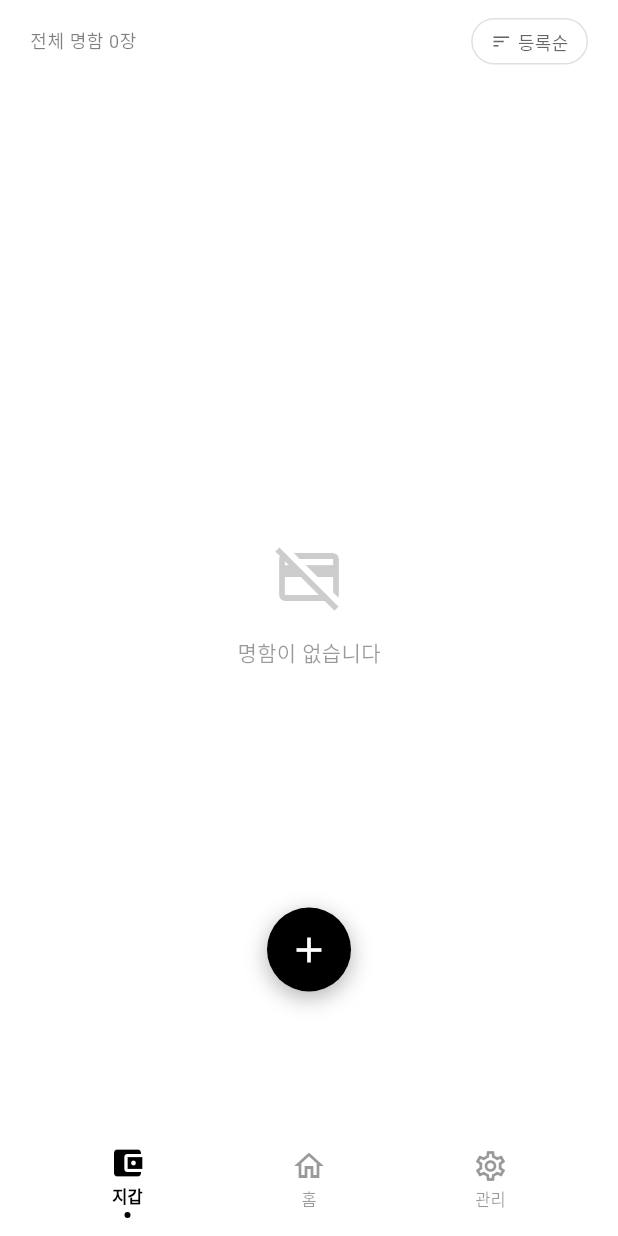
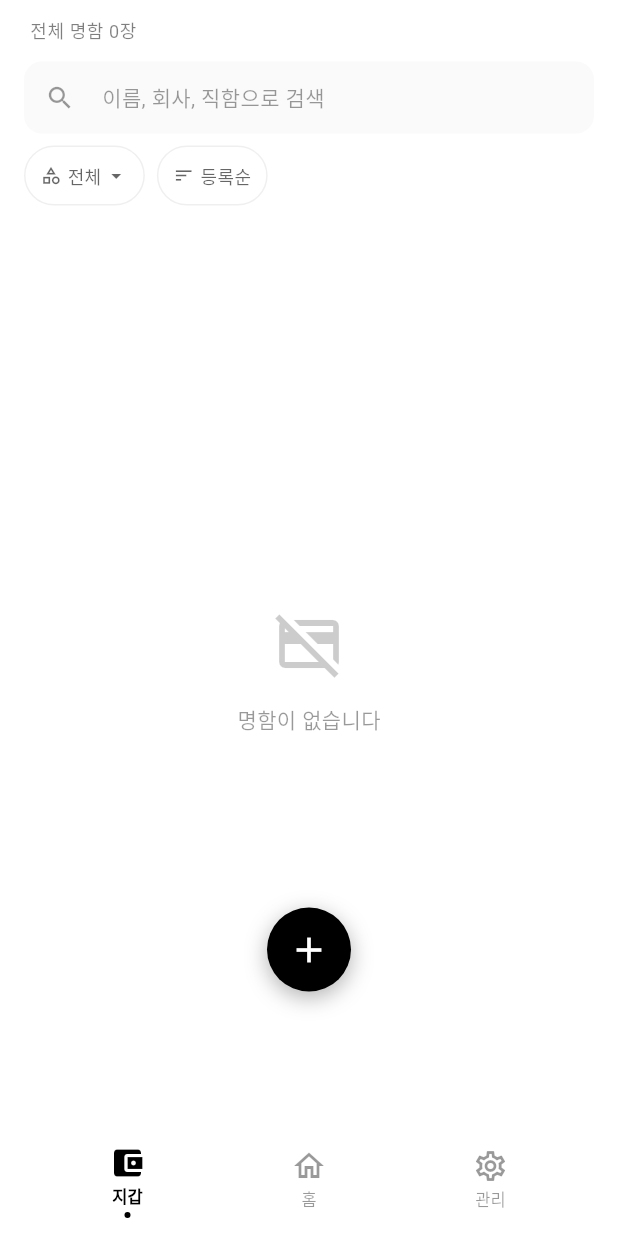
Before and after one commit to Liuese0/Mapae1, a Flutter app: the WalletScreen screen opened by its route, on a phone screen of 412 x 824 dp. Run offline on Flutter 3.47's test engine with Material 3 defaults, Android fonts, the phone set to English and light mode, and no system bars; our stand-ins replace cached_network_image, camera, dio, flutter_dotenv, flutter_image_compress, flutter_riverpod and 6 more; missing offline and left inert: nfc_manager; accounts and stored records are empty; Roboto replaces fonts that are missing (Pretendard).

```diff
--- a/lib/features/wallet/screens/wallet_screen.dart
+++ b/lib/features/wallet/screens/wallet_screen.dart
@@ -1,7 +1,6 @@
 import 'package:flutter/material.dart';
 import 'package:flutter_riverpod/flutter_riverpod.dart';
 import 'package:go_router/go_router.dart';
-import 'package:image_picker/image_picker.dart';
 import '../../../core/providers/app_providers.dart';
 import '../../../core/utils/responsive.dart';
 import '../../../core/utils/animated_list_item.dart';
@@ -10,12 +9,14 @@ import '../../shared/models/category.dart';
 import '../widgets/card_list_tile.dart';
 import '../widgets/category_radial_menu.dart' hide AnimatedBuilder;
 import '../widgets/scan_card_sheet.dart';
+import '../widgets/search_filter_bar.dart';
 
 enum SortMode { byDate, byName }
 
 // Wallet providers
 final walletSortProvider = StateProvider<SortMode>((ref) => SortMode.byDate);
 final walletCategoryProvider = StateProvider<String?>((ref) => null);
+final walletSearchQueryProvider = StateProvider<String>((ref) => '');
 
 final collectedCardsProvider =
 FutureProvider.autoDispose<List<CollectedCard>>((ref) async {
@@ -115,9 +116,8 @@ class _WalletScreenState extends ConsumerState<WalletScreen>
     final theme = Theme.of(context);
     final cards = ref.watch(collectedCardsProvider);
     final cardCount = ref.watch(cardCountProvider);
-    final sortMode = ref.watch(walletSortProvider);
     final categories = ref.watch(categoriesProvider);
-    final selectedCategory = ref.watch(walletCategoryProvider);
+    final searchQuery = ref.watch(walletSearchQueryProvider);
     final hPadding = Responsive.horizontalPadding(context);
 
     return Scaffold(
@@ -126,20 +126,20 @@ class _WalletScreenState extends ConsumerState<WalletScreen>
           children: [
             Column(
               children: [
-                // Header
+                // Header with card count
                 SlideTransition(
                   position: _headerSlide,
                   child: FadeTransition(
                     opacity: _headerFade,
                     child: Padding(
-                      padding: EdgeInsets.symmetric(
-                        horizontal: hPadding,
-                        vertical: 12,
+                      padding: EdgeInsets.only(
+                        left: hPadding,
+                        right: hPadding,
+                        top: 12,
+                        bottom: 4,
                       ),
                       child: Row(
-                        mainAxisAlignment: MainAxisAlignment.spaceBetween,
                         children: [
-                          // Card count
                           cardCount.when(
                             data: (count) => Text(
                               '전체 명함 ${count}장',
@@ -151,70 +151,36 @@ class _WalletScreenState extends ConsumerState<WalletScreen>
                             loading: () => const SizedBox.shrink(),
                             error: (_, __) => const SizedBox.shrink(),
                           ),
-
-                          // Sort toggle with micro-interaction
-                          _AnimatedSortToggle(
-                            sortMode: sortMode,
-                            onTap: () {
-                              ref.read(walletSortProvider.notifier).state =
-                              sortMode == SortMode.byDate
-                                  ? SortMode.byName
-                                  : SortMode.byDate;
-                            },
-                          ),
                         ],
                       ),
                     ),
                   ),
                 ),
 
-                // Category filter chips
-                AnimatedSize(
-                  duration: const Duration(milliseconds: 300),
-                  curve: Curves.easeInOut,
-                  child: selectedCategory != null
-                      ? Padding(
-                    padding: EdgeInsets.only(
-                      left: hPadding,
-                      right: hPadding,
-                      bottom: 8,
-                    ),
-                    child: Row(
-                      children: [
-                        Chip(
-                          label: Text(
-                            categories.valueOrNull
-                                ?.firstWhere(
-                                    (c) => c.id == selectedCategory,
-                                orElse: () => CardCategory(
-                                  id: '',
-                                  userId: '',
-                                  name: '',
-                                  createdAt: DateTime.now(),
-                                ))
-                                .name ??
-                                '',
-                            style: const TextStyle(fontSize: 12),
-                          ),
-                          deleteIcon: const Icon(Icons.close, size: 14),
-                          onDeleted: () {
-                            ref
-                                .read(walletCategoryProvider.notifier)
-                                .state = null;
-                          },
-                          visualDensity: VisualDensity.compact,
-                        ),
-                      ],
-                    ),
-                  )
-                      : const SizedBox.shrink(),
+                // Search bar + filter chips
+                SearchFilterBar(
+                  categories: categories.valueOrNull ?? [],
                 ),
 
                 // Card list
                 Expanded(
                   child: cards.when(
                     data: (cardList) {
-                      if (cardList.isEmpty) {
+                      // Apply client-side search filtering
+                      final filteredList = searchQuery.isEmpty
+                          ? cardList
+                          : cardList.where((card) {
+                              final q = searchQuery.toLowerCase();
+                              return (card.name?.toLowerCase().contains(q) ?? false) ||
+                                  (card.company?.toLowerCase().contains(q) ?? false) ||
+                                  (card.position?.toLowerCase().contains(q) ?? false) ||
+                                  (card.department?.toLowerCase().contains(q) ?? false) ||
+                                  (card.email?.toLowerCase().contains(q) ?? false) ||
+                                  (card.phone?.contains(q) ?? false) ||
+                                  (card.mobile?.contains(q) ?? false);
+                            }).toList();
+
+                      if (filteredList.isEmpty) {
                         return _buildEmptyState(theme);
                       }
                       return ListView.separated(
@@ -223,16 +189,16 @@ class _WalletScreenState extends ConsumerState<WalletScreen>
                           right: hPadding,
                           bottom: 120,
                         ),
-                        itemCount: cardList.length,
+                        itemCount: filteredList.length,
                         separatorBuilder: (_, __) =>
                         const SizedBox(height: 8),
                         itemBuilder: (context, index) {
                           return AnimatedListItem(
                             index: index,
                             child: CardListTile(
-                              card: cardList[index],
+                              card: filteredList[index],
                               onTap: () => context
-                                  .push('/card/${cardList[index].id}'),
+                                  .push('/card/${filteredList[index].id}'),
                             ),
                           );
                         },
@@ -308,96 +274,6 @@ class _WalletScreenState extends ConsumerState<WalletScreen>
     );
   }
 }
-
-/// Sort toggle with scale micro-interaction on tap.
-class _AnimatedSortToggle extends StatefulWidget {
-  final SortMode sortMode;
-  final VoidCallback onTap;
-  const _AnimatedSortToggle({required this.sortMode, required this.onTap});
-
-  @override
-  State<_AnimatedSortToggle> createState() => _AnimatedSortToggleState();
-}
-
-class _AnimatedSortToggleState extends State<_AnimatedSortToggle>
-    with SingleTickerProviderStateMixin {
-  late AnimationController _controller;
-
-  @override
-  void initState() {
-    super.initState();
-    _controller = AnimationController(
-      vsync: this,
-      duration: const Duration(milliseconds: 150),
-      reverseDuration: const Duration(milliseconds: 250),
-    );
-  }
-
-  @override
-  void dispose() {
-    _controller.dispose();
-    super.dispose();
-  }
-
-  @override
-  Widget build(BuildContext context) {
-    final theme = Theme.of(context);
-    return GestureDetector(
-      onTapDown: (_) => _controller.forward(),
-      onTapUp: (_) {
-        _controller.reverse();
-        widget.onTap();
-      },
-      onTapCancel: () => _controller.reverse(),
-      child: AnimatedBuilder(
-        animation: _controller,
-        builder: (context, child) => Transform.scale(
-          scale: 1.0 - (_controller.value * 0.08),
-          child: child,
-        ),
-        child: AnimatedContainer(
-          duration: const Duration(milliseconds: 200),
-          padding: const EdgeInsets.symmetric(horizontal: 12, vertical: 6),
-          decoration: BoxDecoration(
-            borderRadius: BorderRadius.circular(16),
-            border: Border.all(color: theme.colorScheme.outline),
-          ),
-          child: Row(
-            mainAxisSize: MainAxisSize.min,
-            children: [
-              AnimatedSwitcher(
-                duration: const Duration(milliseconds: 200),
-                transitionBuilder: (child, animation) => RotationTransition(
-                  turns: Tween(begin: 0.5, end: 1.0).animate(animation),
-                  child: FadeTransition(opacity: animation, child: child),
-                ),
-                child: Icon(
-                  Icons.sort,
-                  key: ValueKey(widget.sortMode),
-                  size: 14,
-                  color: theme.colorScheme.onSurface.withOpacity(0.6),
-                ),
-              ),
-              const SizedBox(width: 4),
-              AnimatedSwitcher(
-                duration: const Duration(milliseconds: 200),
-                child: Text(
-                  widget.sortMode == SortMode.byDate ? '등록순' : '이름순',
-                  key: ValueKey(widget.sortMode),
-                  style: TextStyle(
-                    fontSize: 12,
-                    color: theme.colorScheme.onSurface.withOpacity(0.6),
-                  ),
-                ),
-              ),
-            ],
-          ),
-        ),
-      ),
-    );
-  }
-}
-
 /// FAB with scale micro-interaction and subtle shadow animation.
 class _AnimatedFAB extends StatefulWidget {
   final VoidCallback onTap;
--- /dev/null
+++ b/lib/features/wallet/widgets/search_filter_bar.dart
@@ -0,0 +1,387 @@
+import 'package:flutter/material.dart';
+import 'package:flutter_riverpod/flutter_riverpod.dart';
+import '../../shared/models/category.dart';
+import '../screens/wallet_screen.dart';
+
+class SearchFilterBar extends ConsumerStatefulWidget {
+  final List<CardCategory> categories;
+
+  const SearchFilterBar({
+    super.key,
+    required this.categories,
+  });
+
+  @override
+  ConsumerState<SearchFilterBar> createState() => _SearchFilterBarState();
+}
+
+class _SearchFilterBarState extends ConsumerState<SearchFilterBar> {
+  final _searchController = TextEditingController();
+  final _focusNode = FocusNode();
+
+  @override
+  void dispose() {
+    _searchController.dispose();
+    _focusNode.dispose();
+    super.dispose();
+  }
+
+  void _showCategorySheet() {
+    final selectedCategory = ref.read(walletCategoryProvider);
+
+    showModalBottomSheet(
+      context: context,
+      backgroundColor: Colors.transparent,
+      builder: (context) {
+        return _CategorySelectionSheet(
+          categories: widget.categories,
+          selectedCategoryId: selectedCategory,
+          onSelected: (categoryId) {
+            ref.read(walletCategoryProvider.notifier).state = categoryId;
+            Navigator.pop(context);
+          },
+        );
+      },
+    );
+  }
+
+  @override
+  Widget build(BuildContext context) {
+    final theme = Theme.of(context);
+    final selectedCategory = ref.watch(walletCategoryProvider);
+    final sortMode = ref.watch(walletSortProvider);
+    final searchQuery = ref.watch(walletSearchQueryProvider);
+
+    // Find selected category name
+    String categoryLabel = '전체';
+    if (selectedCategory != null) {
+      final match = widget.categories
+          .where((c) => c.id == selectedCategory)
+          .toList();
+      if (match.isNotEmpty) {
+        categoryLabel = match.first.name;
+      }
+    }
+
+    final bool hasCategoryFilter = selectedCategory != null;
+
+    return Column(
+      mainAxisSize: MainAxisSize.min,
+      children: [
+        // Search bar
+        Padding(
+          padding: const EdgeInsets.symmetric(horizontal: 16, vertical: 8),
+          child: TextField(
+            controller: _searchController,
+            focusNode: _focusNode,
+            onChanged: (value) {
+              ref.read(walletSearchQueryProvider.notifier).state = value;
+            },
+            style: theme.textTheme.bodyMedium,
+            decoration: InputDecoration(
+              hintText: '이름, 회사, 직함으로 검색',
+              hintStyle: theme.textTheme.bodyMedium?.copyWith(
+                color: theme.colorScheme.onSurface.withOpacity(0.4),
+              ),
+              prefixIcon: Icon(
+                Icons.search,
+                size: 20,
+                color: theme.colorScheme.onSurface.withOpacity(0.4),
+              ),
+              suffixIcon: searchQuery.isNotEmpty
+                  ? IconButton(
+                      icon: Icon(
+                        Icons.close,
+                        size: 18,
+                        color: theme.colorScheme.onSurface.withOpacity(0.5),
+                      ),
+                      onPressed: () {
+                        _searchController.clear();
+                        ref.read(walletSearchQueryProvider.notifier).state = '';
+                        _focusNode.unfocus();
+                      },
+                    )
+                  : null,
+              filled: true,
+              fillColor: theme.colorScheme.surfaceContainerHighest
+                  .withOpacity(0.5),
+              contentPadding: const EdgeInsets.symmetric(
+                horizontal: 16,
+                vertical: 10,
+              ),
+              border: OutlineInputBorder(
+                borderRadius: BorderRadius.circular(12),
+                borderSide: BorderSide.none,
+              ),
+              enabledBorder: OutlineInputBorder(
+                borderRadius: BorderRadius.circular(12),
+                borderSide: BorderSide.none,
+              ),
+              focusedBorder: OutlineInputBorder(
+                borderRadius: BorderRadius.circular(12),
+                borderSide: BorderSide(
+                  color: theme.colorScheme.primary.withOpacity(0.5),
+                  width: 1.5,
+                ),
+              ),
+            ),
+          ),
+        ),
+
+        // Filter chips row
+        SizedBox(
+          height: 40,
+          child: ListView(
+            scrollDirection: Axis.horizontal,
+            padding: const EdgeInsets.symmetric(horizontal: 16),
+            children: [
+              // Category chip
+              _FilterChip(
+                label: categoryLabel,
+                icon: Icons.category_outlined,
+                isActive: hasCategoryFilter,
+                hasDropdown: true,
+                onTap: _showCategorySheet,
+                onClear: hasCategoryFilter
+                    ? () {
+                        ref.read(walletCategoryProvider.notifier).state = null;
+                      }
+                    : null,
+              ),
+              const SizedBox(width: 8),
+
+              // Sort chip
+              _FilterChip(
+                label: sortMode == SortMode.byDate ? '등록순' : '이름순',
+                icon: Icons.sort,
+                isActive: sortMode != SortMode.byDate,
+                onTap: () {
+                  ref.read(walletSortProvider.notifier).state =
+                      sortMode == SortMode.byDate
+                          ? SortMode.byName
+                          : SortMode.byDate;
+                },
+              ),
+            ],
+          ),
+        ),
+
+        const SizedBox(height: 8),
+      ],
+    );
+  }
+}
+
+/// Individual filter chip widget
+class _FilterChip extends StatelessWidget {
+  final String label;
+  final IconData icon;
+  final bool isActive;
+  final bool hasDropdown;
+  final VoidCallback onTap;
+  final VoidCallback? onClear;
+
+  const _FilterChip({
+    required this.label,
+    required this.icon,
+    this.isActive = false,
+    this.hasDropdown = false,
+    required this.onTap,
+    this.onClear,
+  });
+
+  @override
+  Widget build(BuildContext context) {
+    final theme = Theme.of(context);
+    final activeBg = theme.colorScheme.primary.withOpacity(0.12);
+    final activeFg = theme.colorScheme.primary;
+    final inactiveFg = theme.colorScheme.onSurface.withOpacity(0.6);
+
+    return Material(
+      color: Colors.transparent,
+      child: InkWell(
+        onTap: onTap,
+        borderRadius: BorderRadius.circular(20),
+        child: AnimatedContainer(
+          duration: const Duration(milliseconds: 200),
+          padding: EdgeInsets.only(
+            left: 10,
+            right: onClear != null ? 4 : 10,
+            top: 6,
+            bottom: 6,
+          ),
+          decoration: BoxDecoration(
+            color: isActive ? activeBg : Colors.transparent,
+            borderRadius: BorderRadius.circular(20),
+            border: Border.all(
+              color: isActive
+                  ? activeFg.withOpacity(0.4)
+                  : theme.colorScheme.outline.withOpacity(0.5),
+            ),
+          ),
+          child: Row(
+            mainAxisSize: MainAxisSize.min,
+            children: [
+              Icon(
+                icon,
+                size: 14,
+                color: isActive ? activeFg : inactiveFg,
+              ),
+              const SizedBox(width: 4),
+              Text(
+                label,
+                style: TextStyle(
+                  fontSize: 12,
+                  fontWeight: isActive ? FontWeight.w600 : FontWeight.w400,
+                  color: isActive ? activeFg : inactiveFg,
+                ),
+              ),
+              if (hasDropdown) ...[
+                const SizedBox(width: 2),
+                Icon(
+                  Icons.arrow_drop_down,
+                  size: 16,
+                  color: isActive ? activeFg : inactiveFg,
+                ),
+              ],
+              if (onClear != null) ...[
+                const SizedBox(width: 2),
+                GestureDetector(
+                  onTap: onClear,
+                  child: Container(
+                    padding: const EdgeInsets.all(2),
+                    decoration: BoxDecoration(
+                      shape: BoxShape.circle,
+                      color: activeFg.withOpacity(0.15),
+                    ),
+                    child: Icon(
+                      Icons.close,
+                      size: 12,
+                      color: activeFg,
+                    ),
+                  ),
+                ),
+              ],
+            ],
+          ),
+        ),
+      ),
+    );
+  }
+}
+
+/// Bottom sheet for category selection
+class _CategorySelectionSheet extends StatelessWidget {
+  final List<CardCategory> categories;
+  final String? selectedCategoryId;
+  final Function(String?) onSelected;
+
+  const _CategorySelectionSheet({
+    required this.categories,
+    required this.selectedCategoryId,
+    required this.onSelected,
+  });
+
+  @override
+  Widget build(BuildContext context) {
+    final theme = Theme.of(context);
+
+    return Container(
+      decoration: BoxDecoration(
+        color: theme.colorScheme.surface,
+        borderRadius: const BorderRadius.vertical(top: Radius.circular(20)),
+      ),
+      child: Column(
+        mainAxisSize: MainAxisSize.min,
+        children: [
+          // Handle bar
+          Container(
+            margin: const EdgeInsets.only(top: 12),
+            width: 36,
+            height: 4,
+            decoration: BoxDecoration(
+              color: theme.colorScheme.onSurface.withOpacity(0.2),
+              borderRadius: BorderRadius.circular(2),
+            ),
+          ),
+
+          // Title
+          Padding(
+            padding: const EdgeInsets.all(16),
+            child: Text(
+              '카테고리 선택',
+              style: theme.textTheme.titleMedium?.copyWith(
+                fontWeight: FontWeight.w600,
+              ),
+            ),
+          ),
+
+          const Divider(height: 1),
+
+          // "All" option
+          ListTile(
+            leading: Icon(
+              Icons.grid_view_rounded,
+              color: selectedCategoryId == null
+                  ? theme.colorScheme.primary
+                  : theme.colorScheme.onSurface.withOpacity(0.5),
+            ),
+            title: Text(
+              '전체',
+              style: TextStyle(
+                fontWeight: selectedCategoryId == null
+                    ? FontWeight.w600
+                    : FontWeight.w400,
+                color: selectedCategoryId == null
+                    ? theme.colorScheme.primary
+                    : null,
+              ),
+            ),
+            trailing: selectedCategoryId == null
+                ? Icon(Icons.check, color: theme.colorScheme.primary, size: 20)
+                : null,
+            onTap: () => onSelected(null),
+          ),
+
+          // Category items
+          if (categories.isEmpty)
+            Padding(
+              padding: const EdgeInsets.all(24),
+              child: Text(
+                '카테고리가 없습니다',
+                style: TextStyle(
+                  color: theme.colorScheme.onSurface.withOpacity(0.4),
+                ),
+              ),
+            )
+          else
+            ...categories.map((category) {
+              final isSelected = category.id == selectedCategoryId;
+              return ListTile(
+                leading: Icon(
+                  Icons.label_outline,
+                  color: isSelected
+                      ? theme.colorScheme.primary
+                      : theme.colorScheme.onSurface.withOpacity(0.5),
+                ),
+                title: Text(
+                  category.name,
+                  style: TextStyle(
+                    fontWeight: isSelected ? FontWeight.w600 : FontWeight.w400,
+                    color: isSelected ? theme.colorScheme.primary : null,
+                  ),
+                ),
+                trailing: isSelected
+                    ? Icon(Icons.check,
+                        color: theme.colorScheme.primary, size: 20)
+                    : null,
+                onTap: () => onSelected(category.id),
+              );
+            }),
+
+          SizedBox(height: MediaQuery.of(context).padding.bottom + 16),
+        ],
+      ),
+    );
+  }
+}
```
